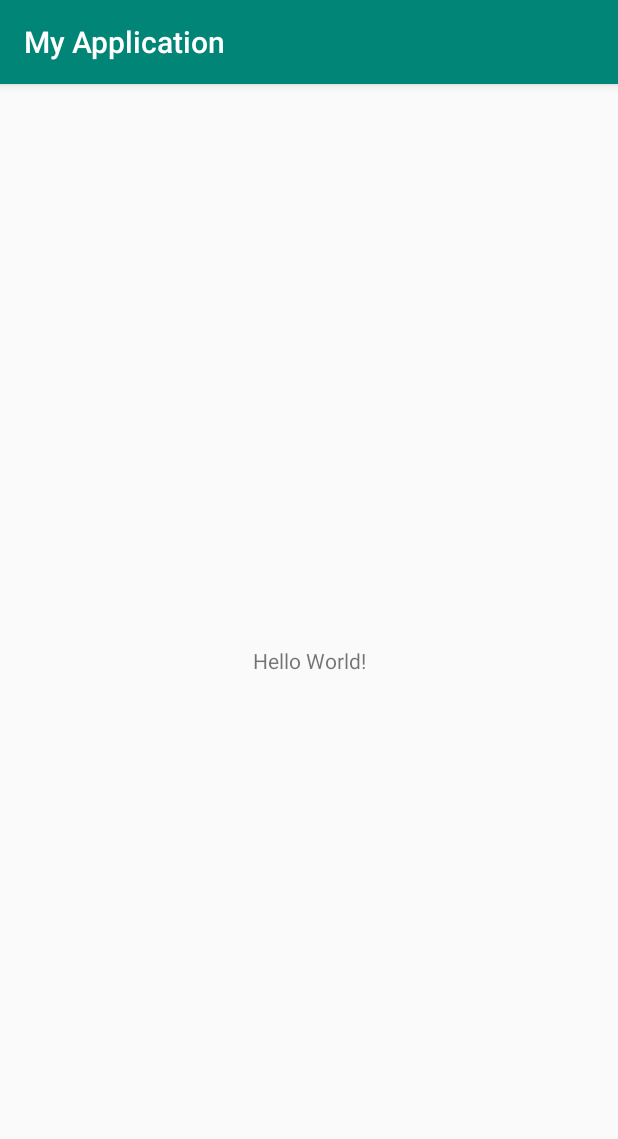
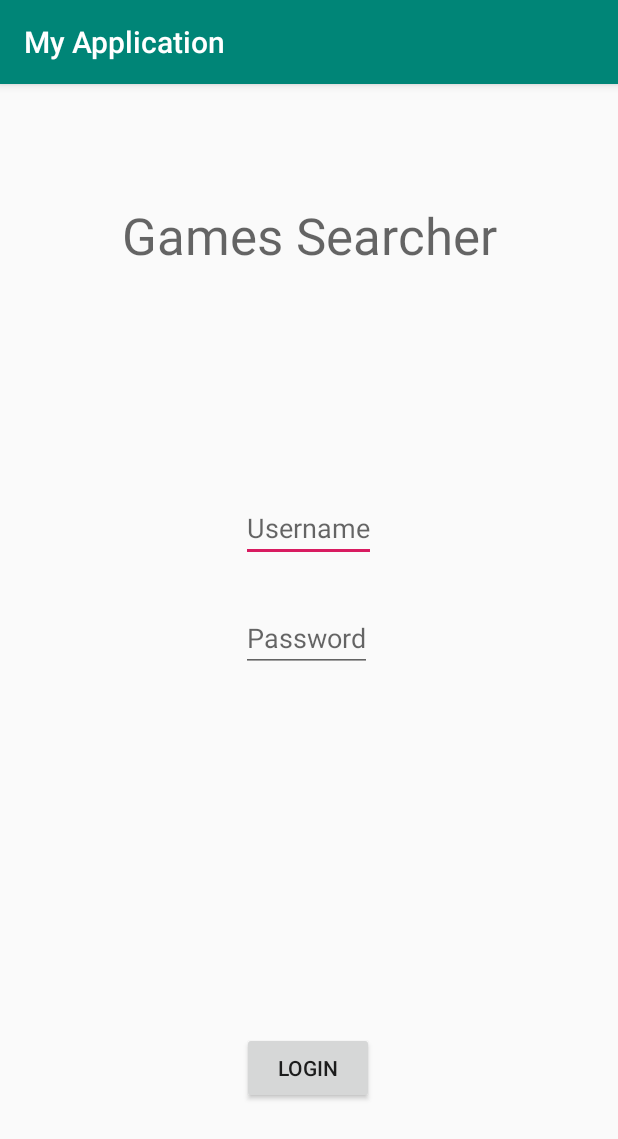
Before and after one commit to ddesir/CS355-Final-Project, an Android app: the screen it shows after launch (MainActivity), on a phone screen of 412 x 824 dp. Shown: the top 1139 px of the screen. Run offline under Robolectric (Android 15) with nearby library versions, the phone set to English and light mode, and no system bars.

Commit message:
New changes to login

```diff
--- a/app/src/main/AndroidManifest.xml
+++ b/app/src/main/AndroidManifest.xml
@@ -16,6 +16,8 @@
                 <category android:name="android.intent.category.LAUNCHER" />
             </intent-filter>
         </activity>
+        <activity android:name="com.example.loginmanager.WelcomeActivity" />
+        <activity android:name=".WelcomeActivity" />
     </application>
 
 </manifest>
--- a/app/src/main/res/layout/activity_main.xml
+++ b/app/src/main/res/layout/activity_main.xml
@@ -6,13 +6,59 @@
     android:layout_height="match_parent"
     tools:context=".MainActivity">
 
-    <TextView
+    <EditText
+        android:id="@+id/editTextUserName"
         android:layout_width="wrap_content"
         android:layout_height="wrap_content"
-        android:text="Hello World!"
+        android:layout_marginEnd="8dp"
+        android:layout_marginBottom="28dp"
+        android:hint="@string/username"
+        app:layout_constraintBottom_toTopOf="@+id/editTextPsswd"
+        app:layout_constraintEnd_toEndOf="parent"
+        app:layout_constraintHorizontal_bias="0.511"
+        app:layout_constraintStart_toStartOf="parent" />
+
+    <EditText
+        android:id="@+id/editTextPsswd"
+        android:layout_width="wrap_content"
+        android:layout_height="wrap_content"
+        android:layout_marginStart="8dp"
+        android:layout_marginEnd="8dp"
+        android:layout_marginBottom="240dp"
+        android:hint="@string/password"
+        app:layout_constraintBottom_toTopOf="@+id/button"
+        app:layout_constraintEnd_toEndOf="parent"
+        app:layout_constraintHorizontal_bias="0.495"
+        app:layout_constraintStart_toStartOf="parent" />
+
+    <Button
+        android:id="@+id/button"
+        android:layout_width="wrap_content"
+        android:layout_height="wrap_content"
+        android:layout_marginStart="8dp"
+        android:layout_marginEnd="8dp"
+        android:layout_marginBottom="88dp"
+        android:onClick="validateUser"
+        android:text="@string/login"
         app:layout_constraintBottom_toBottomOf="parent"
-        app:layout_constraintLeft_toLeftOf="parent"
-        app:layout_constraintRight_toRightOf="parent"
-        app:layout_constraintTop_toTopOf="parent" />
+        app:layout_constraintEnd_toEndOf="parent"
+        app:layout_constraintHorizontal_bias="0.498"
+        app:layout_constraintStart_toStartOf="parent" />
+
+    <TextView
+        android:id="@+id/textView"
+        android:layout_width="wrap_content"
+        android:layout_height="wrap_content"
+        android:layout_marginStart="8dp"
+        android:layout_marginTop="8dp"
+        android:layout_marginEnd="8dp"
+        android:layout_marginBottom="150dp"
+        android:text="@string/games_searcher"
+        android:textAppearance="@style/TextAppearance.AppCompat.Display1"
+        app:layout_constraintBottom_toTopOf="@+id/editTextUserName"
+        app:layout_constraintEnd_toEndOf="parent"
+        app:layout_constraintStart_toStartOf="parent"
+        app:layout_constraintTop_toTopOf="parent"
+        app:layout_constraintVertical_bias="1.0" />
 
 </android.support.constraint.ConstraintLayout>
--- a/app/src/main/res/values/strings.xml
+++ b/app/src/main/res/values/strings.xml
@@ -1,3 +1,7 @@
 <resources>
     <string name="app_name">My Application</string>
+    <string name="password">Password</string>
+    <string name="login">LOGIN</string>
+    <string name="games_searcher">Games Searcher</string>
+    <string name="username">Username</string>
 </resources>
```
Also changed, not shown: app/src/main/java/com/example/myapplication/MainActivity.java (+29 -0 lines), app/src/main/java/com/example/myapplication/WelcomeActivity.java (added, +23 -0 lines), app/src/main/res/layout/activity_welcome.xml (added, +21 -0 lines).
